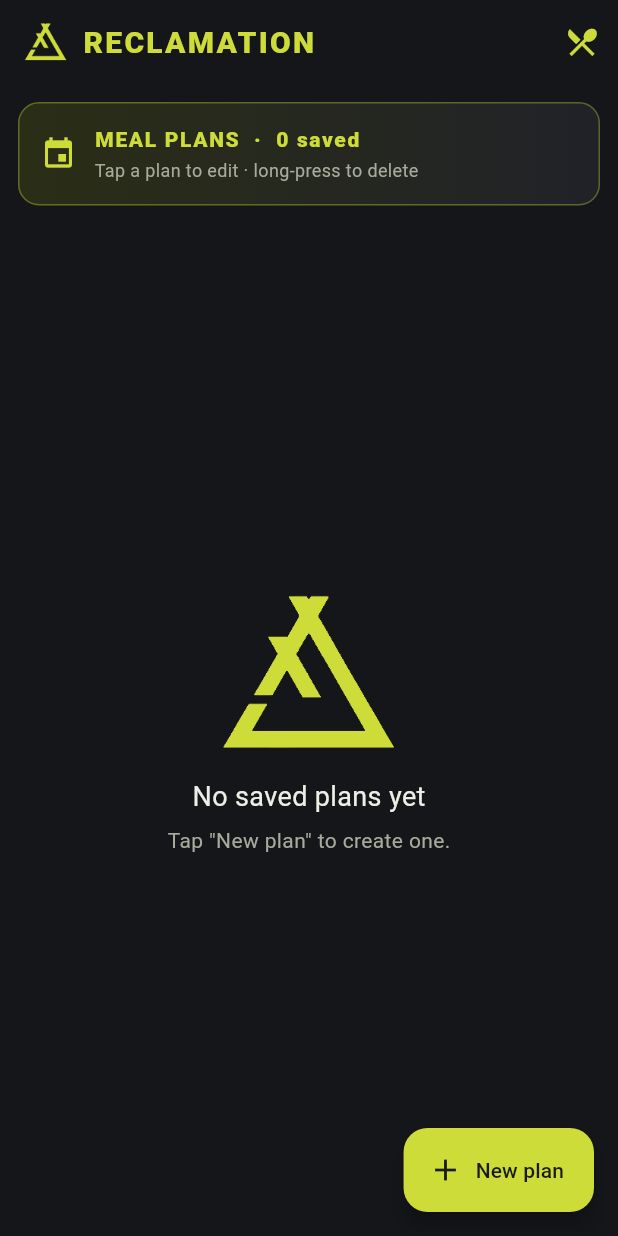
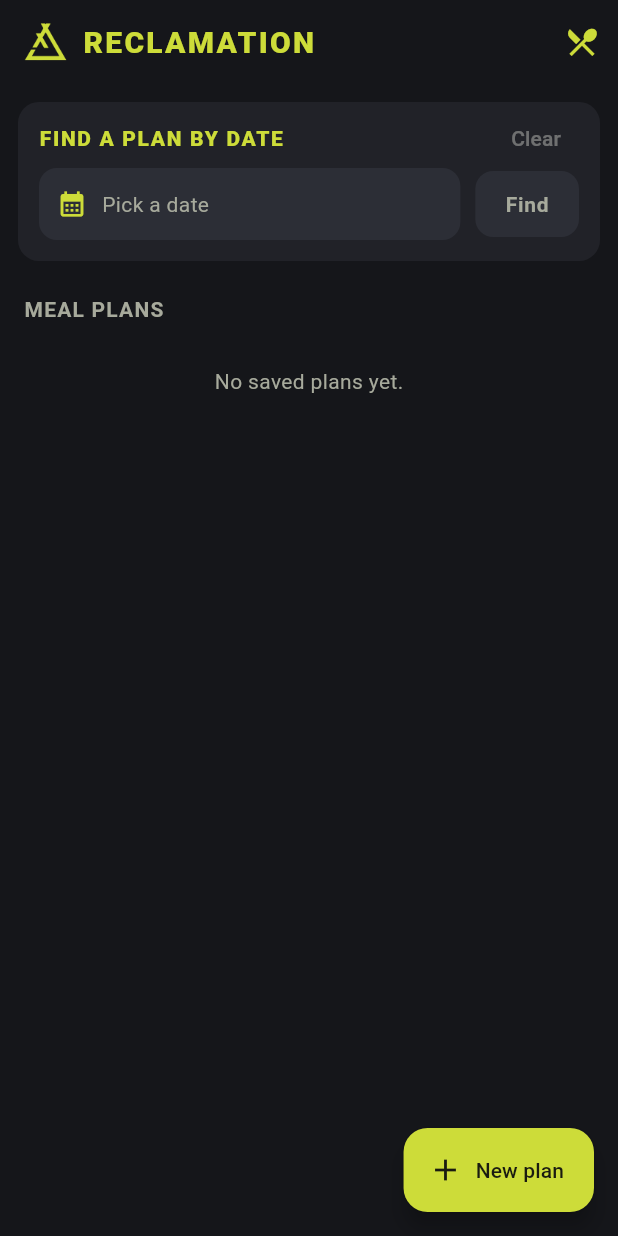
Before and after one commit to jb-cheng/Reclamation-restaurant, a Flutter app: the screen it shows after launch, on a phone screen of 412 x 824 dp. Run offline on Flutter 3.47's test engine with Material 3 defaults, Android fonts, the phone set to English and light mode, and no system bars; our stand-ins replace material_ui, sqflite; accounts and stored records are empty.

Commit message:
feat(plans-screen): add search by date feature
replaced the meal plans screen banner with a heading on the ListView and added search for plan by date feature

```diff
--- a/lib/plans_screen.dart
+++ b/lib/plans_screen.dart
@@ -6,9 +6,9 @@ import 'menu_screen.dart';
 import 'new_plan_screen.dart';
 import 'theme.dart';
 
-/// Home screen: lists every saved day plan. Tap a plan to edit it, long-press
-/// to delete, FAB to add a new one. The top-right button opens the menu items
-/// (dishes) screen.
+/// Home screen: query a plan by date (found / not found) and list every plan
+/// newest-first. Each plan can be edited or deleted. The top-right button
+/// opens the menu items screen.
 class PlansScreen extends StatefulWidget {
   const PlansScreen({super.key});
 
@@ -20,19 +20,57 @@ class _PlansScreenState extends State<PlansScreen> {
   List<OrderPlan> _plans = [];
   bool _loading = true;
 
+  DateTime? _queryDate;
+  bool _queried = false;
+  OrderPlan? _queryResult;
+
   @override
   void initState() {
     super.initState();
     _load();
   }
 
-  // Read the saved plans from the database and refresh the list.
   Future<void> _load() async {
     final plans = await DbHelper.instance.getPlans();
     if (!mounted) return;
     setState(() {
       _plans = plans;
       _loading = false;
+    });
+  }
+
+  Future<void> _pickQueryDate() async {
+    final now = DateTime.now();
+    final picked = await showDatePicker(
+      context: context,
+      initialDate: _queryDate ?? now,
+      firstDate: DateTime(now.year - 1),
+      lastDate: DateTime(now.year + 5),
+    );
+    if (picked != null) {
+      setState(() {
+        _queryDate = picked;
+      });
+    }
+  }
+
+  // Look up the plan saved for the chosen date.
+  Future<void> _runQuery() async {
+    if (_queryDate == null) return;
+    final result = await DbHelper.instance.getPlanByDate(formatDate(_queryDate!));
+    if (!mounted) return;
+    setState(() {
+      _queried = true;
+      _queryResult = result;
+    });
+  }
+
+  // Reset the picked date, the Find button and any found plan.
+  void _clearQuery() {
+    setState(() {
+      _queryDate = null;
+      _queried = false;
+      _queryResult = null;
     });
   }
 
@@ -49,7 +87,10 @@ class _PlansScreenState extends State<PlansScreen> {
       context,
       MaterialPageRoute(builder: (_) => NewPlanScreen(plan: plan)),
     );
-    if (saved == true) _load();
+    if (saved == true) {
+      _load();
+      if (_queried) _runQuery();
+    }
   }
 
   Future<void> _confirmDelete(OrderPlan plan) async {
@@ -74,6 +115,7 @@ class _PlansScreenState extends State<PlansScreen> {
     if (confirmed == true) {
       await DbHelper.instance.deletePlan(plan.id!);
       _load();
+      if (_queried) _runQuery();
     }
   }
 
@@ -106,10 +148,24 @@ class _PlansScreenState extends State<PlansScreen> {
       ),
       body: _loading
           ? const Center(child: CircularProgressIndicator())
-          : Column(
+          : ListView(
+              padding: const EdgeInsets.only(bottom: 140),
               children: [
-                _buildHeader(),
-                Expanded(child: _plans.isEmpty ? _buildEmpty() : _buildList()),
+                _buildQueryBox(),
+                const Padding(
+                  padding: EdgeInsets.fromLTRB(16, 16, 16, 4),
+                  child: Text('MEAL PLANS',
+                      style: TextStyle(
+                          color: kMuted, fontWeight: FontWeight.w700, letterSpacing: 0.8)),
+                ),
+                if (_plans.isEmpty)
+                  const Padding(
+                    padding: EdgeInsets.all(24),
+                    child: Center(
+                        child: Text('No saved plans yet.', style: TextStyle(color: kMuted))),
+                  )
+                else
+                  ..._plans.map((plan) => _buildPlanCard(plan)),
               ],
             ),
       floatingActionButton: FloatingActionButton.extended(
@@ -120,69 +176,109 @@ class _PlansScreenState extends State<PlansScreen> {
     );
   }
 
-  Widget _buildHeader() {
-    return Container(
-      width: double.infinity,
-      margin: const EdgeInsets.fromLTRB(12, 12, 12, 4),
+  Widget _buildQueryBox() {
+    return Card(
+      margin: const EdgeInsets.fromLTRB(12, 12, 12, 6),
+      child: Padding(
         padding: const EdgeInsets.all(14),
+        child: Column(
+          crossAxisAlignment: CrossAxisAlignment.start,
+          children: [
+            Row(
+              children: [
+                const Expanded(
+                  child: Text(
+                    'FIND A PLAN BY DATE',
+                    style: TextStyle(
+                        color: kLime, fontWeight: FontWeight.w800, letterSpacing: 1.1),
+                  ),
+                ),
+                TextButton(
+                  onPressed: (_queryDate == null && !_queried) ? null : _clearQuery,
+                  style: TextButton.styleFrom(
+                    foregroundColor: kDanger,
+                    visualDensity: VisualDensity.compact,
+                    tapTargetSize: MaterialTapTargetSize.shrinkWrap,
+                    minimumSize: const Size(0, 0),
+                  ),
+                  child: const Text('Clear'),
+                ),
+              ],
+            ),
+            const SizedBox(height: 10),
+            Row(
+              children: [
+                Expanded(
+                  child: InkWell(
+                    onTap: _pickQueryDate,
+                    borderRadius: BorderRadius.circular(12),
+                    child: Container(
+                      padding: const EdgeInsets.symmetric(horizontal: 12, vertical: 14),
                       decoration: BoxDecoration(
-        borderRadius: BorderRadius.circular(14),
-        gradient: const LinearGradient(
-          colors: [Color(0xFF2A2E16), kSurface],
-          begin: Alignment.centerLeft,
-          end: Alignment.centerRight,
-        ),
-        border: Border.all(color: kLime.withValues(alpha: 0.35)),
+                        color: kSurfaceHigh,
+                        borderRadius: BorderRadius.circular(12),
                       ),
                       child: Row(
                         children: [
-          const Icon(Icons.event, color: kLime),
-          const SizedBox(width: 12),
-          Expanded(
-            child: Column(
-              crossAxisAlignment: CrossAxisAlignment.start,
-              children: [
-                Text('MEAL PLANS  ·  ${_plans.length} saved',
-                    style: const TextStyle(
-                        color: kLime, fontWeight: FontWeight.w800, letterSpacing: 1.1)),
-                const SizedBox(height: 2),
-                const Text('Tap a plan to edit · long-press to delete',
-                    style: TextStyle(color: kMuted, fontSize: 12)),
+                          const Icon(Icons.calendar_month, color: kLime, size: 20),
+                          const SizedBox(width: 10),
+                          Text(
+                            _queryDate == null ? 'Pick a date' : formatDate(_queryDate!),
+                            style: TextStyle(color: _queryDate == null ? kMuted : kText),
+                          ),
                         ],
                       ),
                     ),
+                  ),
+                ),
+                const SizedBox(width: 10),
+                FilledButton(
+                  onPressed: _queryDate == null ? null : _runQuery,
+                  child: const Text('Find'),
+                ),
               ],
+            ),
+            if (_queried) ...[
+              const SizedBox(height: 12),
+              if (_queryResult == null)
+                Container(
+                  width: double.infinity,
+                  padding: const EdgeInsets.all(12),
+                  decoration: BoxDecoration(
+                    color: kSurfaceHigh,
+                    borderRadius: BorderRadius.circular(12),
+                    border: Border.all(color: kDanger.withValues(alpha: 0.5)),
+                  ),
+                  child: Row(
+                    children: [
+                      const Icon(Icons.search_off, color: kDanger, size: 20),
+                      const SizedBox(width: 10),
+                      Expanded(
+                        child: Text('No plan found for ${formatDate(_queryDate!)}.',
+                            style: const TextStyle(color: kText)),
+                      ),
+                    ],
+                  ),
+                )
+              else
+                _buildPlanCard(_queryResult!, highlight: true),
+            ],
+          ],
+        ),
       ),
     );
   }
 
-  Widget _buildEmpty() {
-    return Center(
-      child: Column(
-        mainAxisSize: MainAxisSize.min,
-        children: [
-          Image.asset('assets/logo.png', width: 120),
-          const SizedBox(height: 16),
-          const Text('No saved plans yet', style: TextStyle(color: kText, fontSize: 18)),
-          const SizedBox(height: 6),
-          const Text('Tap "New plan" to create one.', style: TextStyle(color: kMuted)),
-        ],
-      ),
-    );
-  }
-
-  Widget _buildList() {
-    return ListView.builder(
-      padding: const EdgeInsets.only(top: 4, bottom: 140),
-      itemCount: _plans.length,
-      itemBuilder: (context, index) {
-        final plan = _plans[index];
+  Widget _buildPlanCard(OrderPlan plan, {bool highlight = false}) {
     final over = plan.total > plan.targetCost;
     return Card(
-          child: InkWell(
+      margin: highlight ? EdgeInsets.zero : null,
+      shape: highlight
+          ? RoundedRectangleBorder(
               borderRadius: BorderRadius.circular(14),
-            onTap: () => _editPlan(plan),
-            onLongPress: () => _confirmDelete(plan),
+              side: const BorderSide(color: kLime, width: 1.5),
+            )
+          : null,
       child: Padding(
         padding: const EdgeInsets.all(14),
         child: Column(
@@ -196,16 +292,32 @@ class _PlansScreenState extends State<PlansScreen> {
                     style: const TextStyle(
                         color: kText, fontWeight: FontWeight.w800, fontSize: 16)),
                 const Spacer(),
-                      Text(
-                        '${formatCost(plan.total)} / ${formatCost(plan.targetCost)}',
-                        style: TextStyle(
-                            color: over ? kDanger : kOk, fontWeight: FontWeight.w800),
+                IconButton(
+                  tooltip: 'Edit plan',
+                  visualDensity: VisualDensity.compact,
+                  icon: const Icon(Icons.edit, size: 20, color: kMuted),
+                  onPressed: () => _editPlan(plan),
+                ),
+                IconButton(
+                  tooltip: 'Delete plan',
+                  visualDensity: VisualDensity.compact,
+                  icon: const Icon(Icons.delete_outline, size: 20, color: kDanger),
+                  onPressed: () => _confirmDelete(plan),
                 ),
               ],
             ),
             const SizedBox(height: 4),
+            Row(
+              children: [
                 Text('${plan.items.length} dishes',
                     style: const TextStyle(color: kMuted, fontSize: 12)),
+                const Spacer(),
+                Text(
+                  '${formatCost(plan.total)} / ${formatCost(plan.targetCost)}',
+                  style: TextStyle(color: over ? kDanger : kOk, fontWeight: FontWeight.w800),
+                ),
+              ],
+            ),
             const SizedBox(height: 10),
             if (plan.items.isEmpty)
               const Text('No dishes in this plan.', style: TextStyle(color: kMuted))
@@ -229,9 +341,6 @@ class _PlansScreenState extends State<PlansScreen> {
           ],
         ),
       ),
-          ),
-        );
-      },
     );
   }
 }
```
Lines whose indentation alone changed are shown as unchanged.
